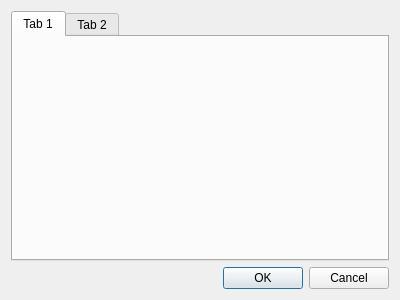
Above: Bolas/DControlBolas.ui from Mancheguet/Interfaces2017-2018 before the change. Below: the same form after it.
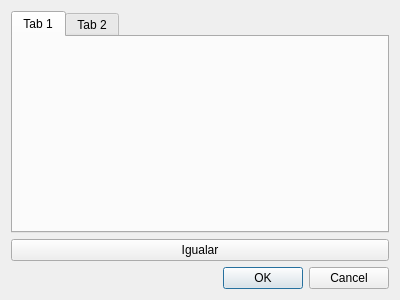
That is the form after the change.

Diff of the .ui file:
```diff
--- a/Bolas/DControlBolas.ui
+++ b/Bolas/DControlBolas.ui
@@ -30,6 +30,13 @@
        </widget>
       </widget>
      </item>
+     <item>
+      <widget class="QPushButton" name="btnIgualar">
+       <property name="text">
+        <string>Igualar</string>
+       </property>
+      </widget>
+     </item>
      <item>
       <widget class="QDialogButtonBox" name="buttonBox">
        <property name="orientation">
```
